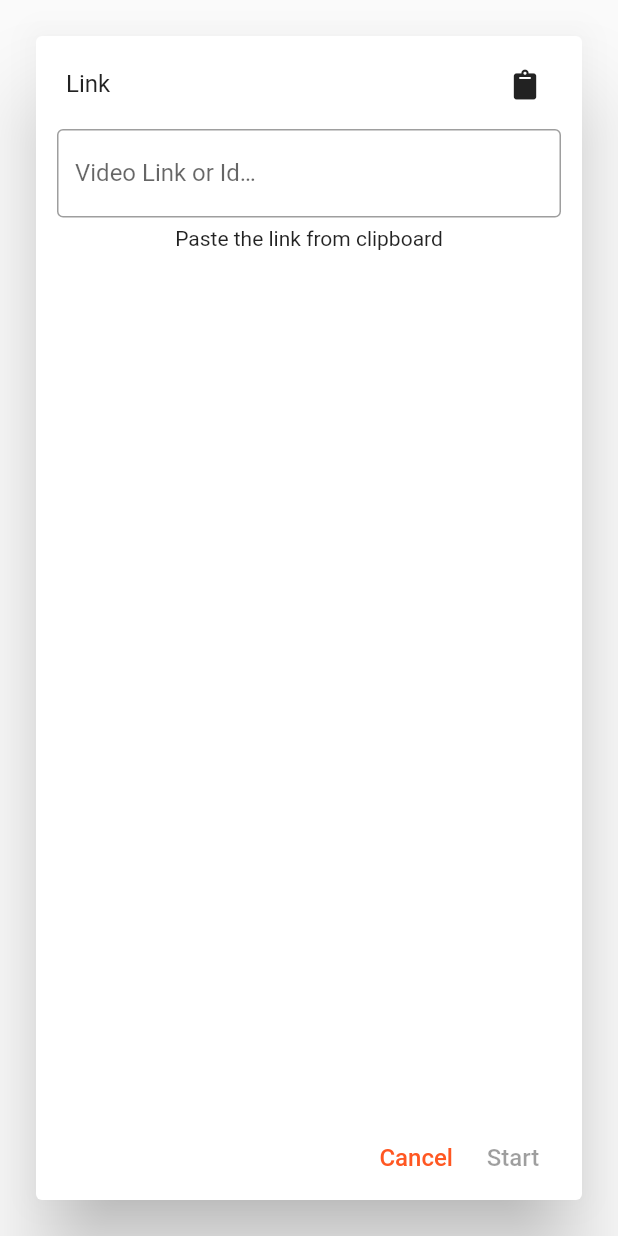
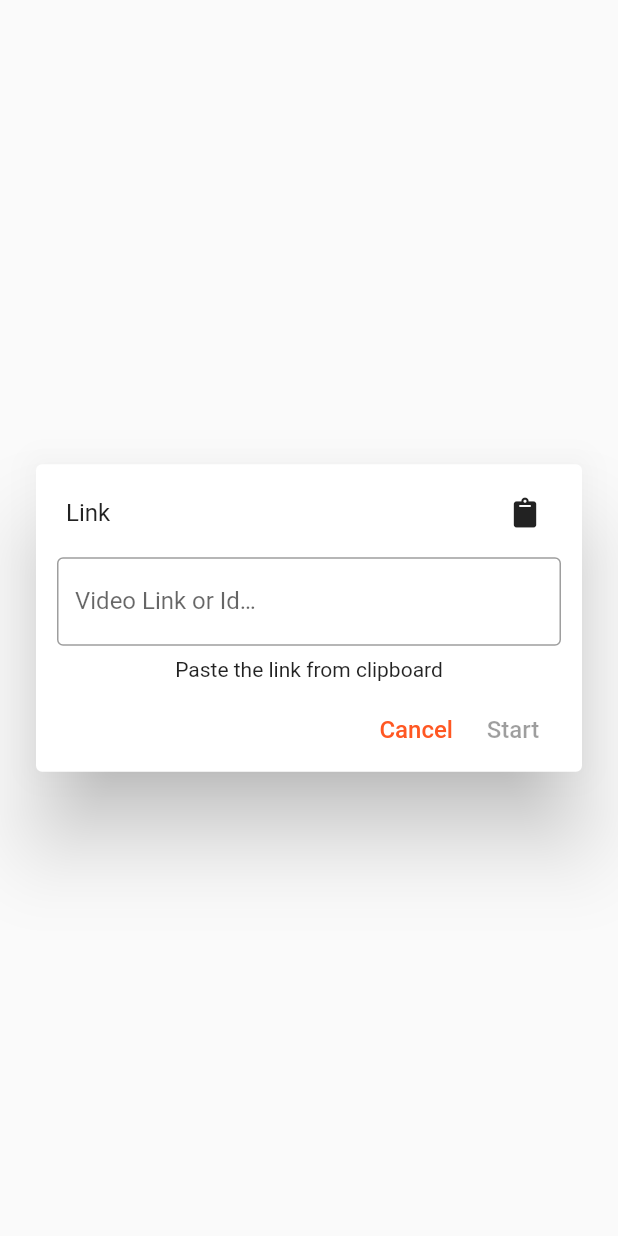
Before and after one commit to OmidNejadabbasi/youtube_downloader, a Flutter app: the YoutubeLinkExtractorDialog widget shown alone on an empty page, opened directly, on a phone screen of 412 x 824 dp. Run offline on Flutter 3.47's test engine with Material 2 defaults, Android fonts, the phone set to English and light mode, and no system bars; our stand-ins replace drift, get_it, rxdart; missing offline and left inert: youtube_explode_dart; accounts and stored records are empty; generated files the repository leaves out were written again; project files that could hold a hidden picture were left out.

Commit message:
fix ui bugs

```diff
--- a/lib/pages/main/link_extractor_dialog/link_extractor_dialog.dart
+++ b/lib/pages/main/link_extractor_dialog/link_extractor_dialog.dart
@@ -1,6 +1,7 @@
 import 'package:flutter/material.dart';
 import 'package:flutter/services.dart';
 import 'package:youtube_downloader/dependency_container.dart';
+import 'package:youtube_downloader/domain/entities/download_item.dart';
 import 'package:youtube_downloader/pages/main/link_extractor_dialog/link_extractor_dialog_bloc.dart';
 import 'package:youtube_downloader/pages/main/link_extractor_dialog/link_extractor_dialog_events.dart';
 import 'package:youtube_downloader/pages/main/link_extractor_dialog/link_extractor_dialog_states.dart';
@@ -24,6 +25,7 @@ class _YoutubeLinkExtractorDialogState
 
   late LinkExtractorDialogBloc _bloc;
   int selectedLinkInd = 0;
+  DownloadItemEntity? selectedItem;
 
   @override
   void initState() {
@@ -76,16 +78,17 @@ class _YoutubeLinkExtractorDialogState
               labelStyle: Styles.labelTextStyle,
             ),
           ),
-          Expanded(
-            child: SingleChildScrollView(
-              padding: EdgeInsets.all(6),
-              child: StreamBuilder(
+          StreamBuilder(
             stream: _bloc.dialogState,
             builder: (context, snapshot) {
               debugPrint(snapshot.data.runtimeType.toString());
               if (snapshot.data.runtimeType == LinksLoadedState) {
                 var state = snapshot.data as LinksLoadedState;
-                    return Column(children: [
+                return SizedBox(
+                  height: MediaQuery.of(context).size.height * 0.6,
+                  child: SingleChildScrollView(
+                    padding: const EdgeInsets.all(5),
+                    child: Column(children: [
                       Row(
                         children: [
                           Container(
@@ -128,6 +131,9 @@ class _YoutubeLinkExtractorDialogState
                               onChanged: (val) {
                                 if (val == null) return;
                                 selectedLinkInd = index;
+                                setState(() {
+                                  selectedItem = state.links[index];
+                                });
                               },
                               materialTapTargetSize:
                                   MaterialTapTargetSize.shrinkWrap,
@@ -142,19 +148,22 @@ class _YoutubeLinkExtractorDialogState
                           ],
                         );
                       })
-                    ]);
+                    ]),
+                  ),
+                );
               } else if (snapshot.data.runtimeType == LoadingUnsuccessful) {
                 return Text(
                     "Error: ${(snapshot.data as LoadingUnsuccessful).e.toString()}");
-                  } else if (snapshot.data.runtimeType == LinksListLoading){
+              } else if (snapshot.data.runtimeType == LinksListLoading) {
                 return const Center(
-                      child:  CircularProgressIndicator(),
+                  child: CircularProgressIndicator(),
                 );
               }
-                  return const Text('Paste the link from clipboard');
+              return const Padding(
+                padding: EdgeInsets.all(8.0),
+                child: Text('Paste the link from clipboard'),
+              );
             },
-              ),
-            ),
           ),
           Row(
             mainAxisAlignment: MainAxisAlignment.end,
@@ -168,9 +177,13 @@ class _YoutubeLinkExtractorDialogState
                   style: Styles.labelTextStyle,
                 ),
               ),
-              const TextButton(
-                onPressed: null,
-                child: Text(
+              TextButton(
+                onPressed: selectedItem == null
+                    ? null
+                    : () {
+                        Navigator.pop(context, selectedItem);
+                      },
+                child: const Text(
                   'Start',
                   style: Styles.labelTextStyle,
                 ),
--- a/lib/pages/main/link_extractor_dialog/link_extractor_dialog_bloc.dart
+++ b/lib/pages/main/link_extractor_dialog/link_extractor_dialog_bloc.dart
@@ -41,10 +41,6 @@ class LinkExtractorDialogBloc {
         print('video data fetched');
         var manifest = await yt.videos.streamsClient.getManifest(videoId);
 
-        print(manifest.muxed);
-        print(manifest.video);
-        print(manifest.streams);
-
         // TODO extract download items
         List<DownloadItemEntity> linksList = [];
         for (var item in manifest.muxed) {
```
Lines whose indentation alone changed are shown as unchanged.
